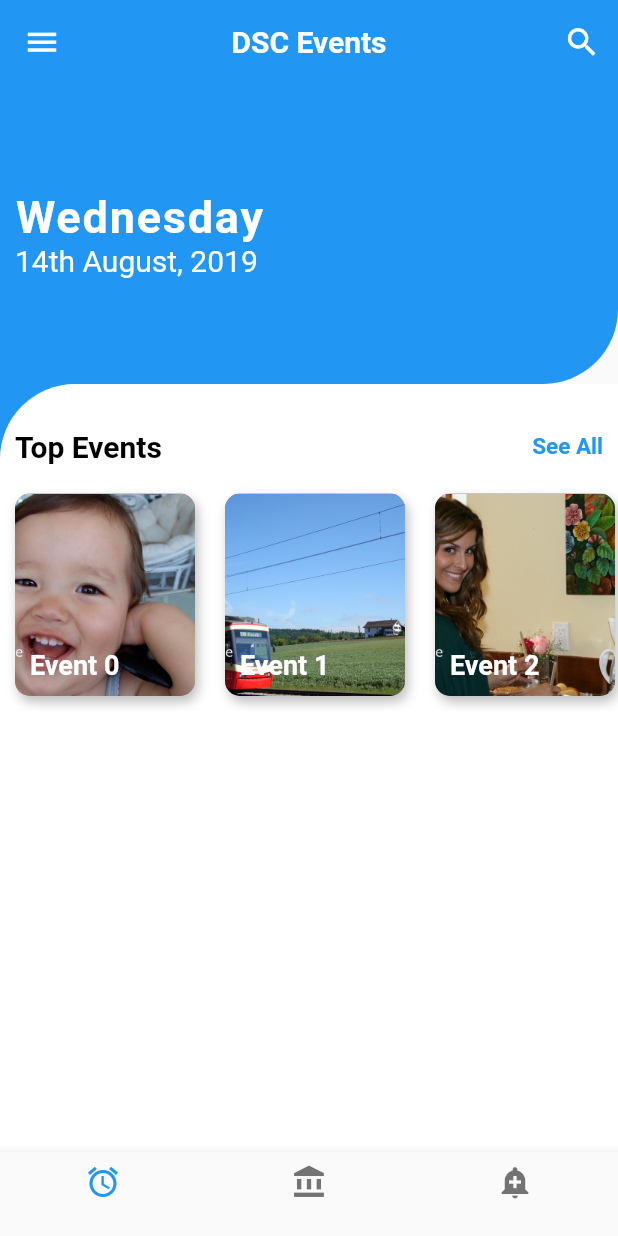
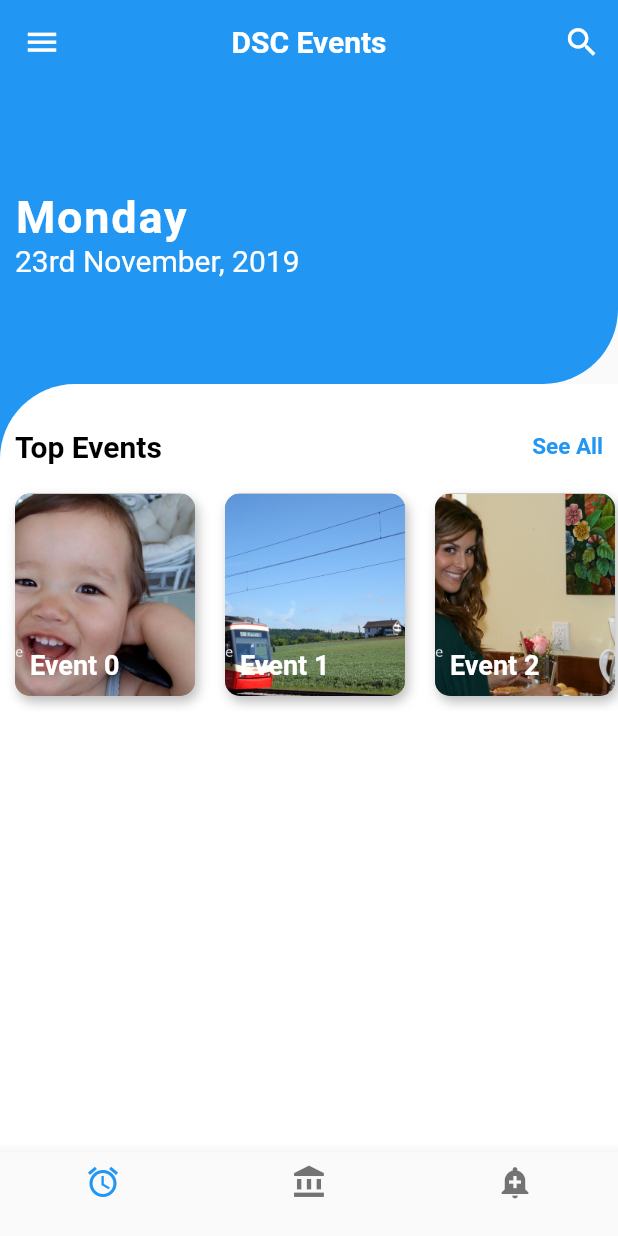
Before and after one commit to pratikstemkar/Events_App, a Flutter app: the screen it shows after launch, on a phone screen of 412 x 824 dp. Run offline on Flutter 3.47's test engine with Material 2 defaults, Android fonts, the light colour scheme and no system bars.

Commit message:
Day added.

```diff
--- a/lib/widgets/date_widget.dart
+++ b/lib/widgets/date_widget.dart
@@ -6,6 +6,32 @@ class DateWidget extends StatefulWidget {
 }
 
 class _DateWidgetState extends State<DateWidget> {
+  String getDate(int day) {
+    switch (day) {
+      case 1:
+        return 'Monday';
+        break;
+      case 2:
+        return 'Tuesday';
+        break;
+      case 3:
+        return 'Wednesday';
+        break;
+      case 4:
+        return 'Thursday';
+        break;
+      case 5:
+        return 'Friday';
+        break;
+      case 6:
+        return 'Saturday';
+        break;
+      case 7:
+        return 'Sunday';
+        break;
+    }
+  }
+
   @override
   Widget build(BuildContext context) {
     return Container(
@@ -17,7 +43,7 @@ class _DateWidgetState extends State<DateWidget> {
           crossAxisAlignment: CrossAxisAlignment.stretch,
           children: <Widget>[
             Text(
-              'Wednesday',
+              getDate(DateTime.now().toLocal().weekday.toInt()),
               style: TextStyle(
                 fontSize: 30.0,
                 fontWeight: FontWeight.w600,
@@ -26,7 +52,7 @@ class _DateWidgetState extends State<DateWidget> {
               ),
             ),
             Text(
-              '14th August, 2019',
+              '23rd November, 2019',
               style: TextStyle(
                 color: Colors.white,
                 fontSize: 20.0,
```
